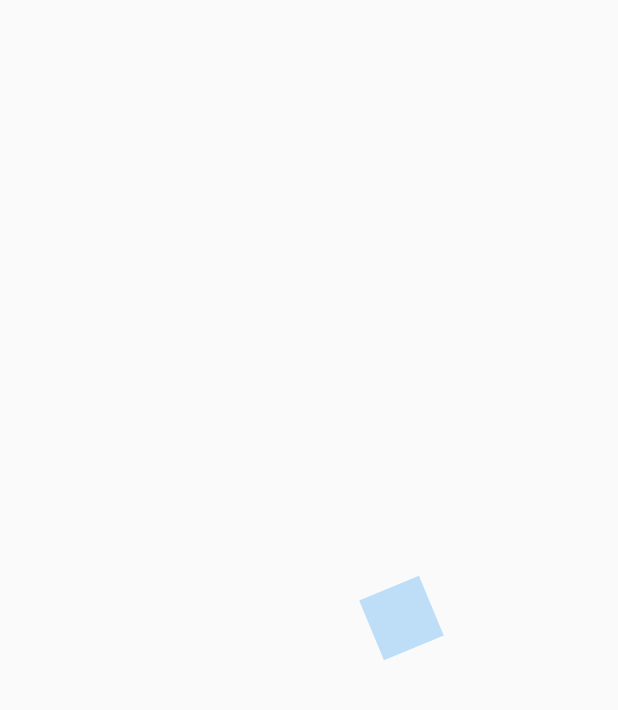
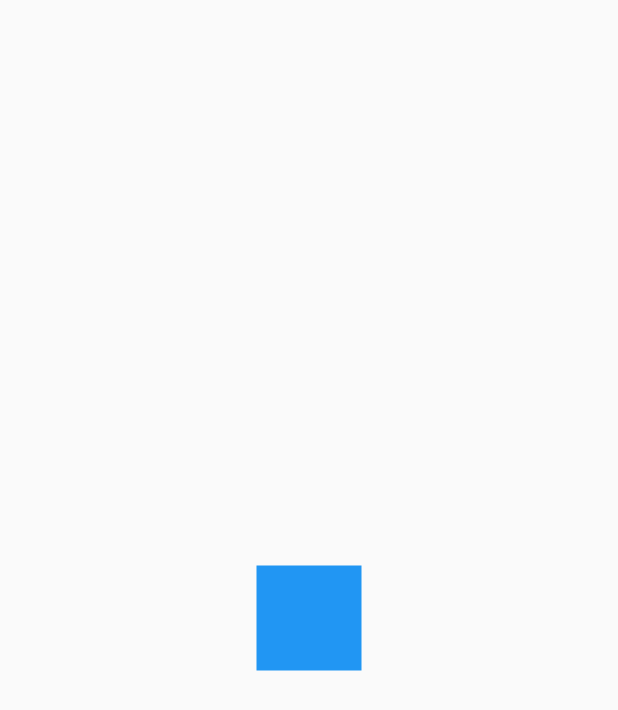
Before and after one commit to michaelrondon27/curso_flutter_intermedio, a Flutter app: the first screen one second after launch, on a phone screen of 412 x 824 dp. Shown: the top 710 px of the screen. Run offline on Flutter 3.47's test engine with Material 2 defaults, Android fonts, the phone set to English and light mode, and no system bars.

Commit message:
38. Inicio de un nuevo reto

```diff
--- a/disenos_app/lib/main.dart
+++ b/disenos_app/lib/main.dart
@@ -1,7 +1,8 @@
 import 'package:flutter/material.dart';
 
-import 'package:disenos_app/src/pages/animaciones_page.dart';
+// import 'package:disenos_app/src/pages/animaciones_page.dart';
 // import 'package:disenos_app/src/pages/headers_page.dart';
+import 'package:disenos_app/src/retos/cuadrado_animado_page.dart';
 
 void main() => runApp(MyApp());
 
@@ -10,7 +11,7 @@ class MyApp extends StatelessWidget {
   Widget build(BuildContext context) {
     return MaterialApp(
       debugShowCheckedModeBanner: false,
-      home: AnimacionesPage(),
+      home: CuadradoAnimadoPage(),
       title: 'Diseños App',
     );
   }
--- /dev/null
+++ b/disenos_app/lib/src/retos/cuadrado_animado_page.dart
@@ -0,0 +1,52 @@
+import 'package:flutter/material.dart';
+
+class CuadradoAnimadoPage extends StatelessWidget {
+  @override
+  Widget build(BuildContext context) {
+    return Scaffold(
+      body: Center(
+        child: _CuadradoAnimado(),
+      ),
+    );
+  }
+}
+
+class _CuadradoAnimado extends StatefulWidget {
+  @override
+  __CuadradoAnimadoState createState() => __CuadradoAnimadoState();
+}
+
+class __CuadradoAnimadoState extends State<_CuadradoAnimado> {
+  late AnimationController controller;
+
+  @override
+  void initState() {
+    // TODO: implement initState
+    super.initState();
+  }
+
+  @override
+  void dispose() {
+    controller.dispose();
+
+    super.dispose();
+  }
+
+  @override
+  Widget build(BuildContext context) {
+    return _Rectangulo();
+  }
+}
+
+class _Rectangulo extends StatelessWidget {
+  @override
+  Widget build(BuildContext context) {
+    return Container(
+      decoration: BoxDecoration(
+        color: Colors.blue
+      ),
+      height: 70,
+      width: 70
+    );
+  }
+}
```
